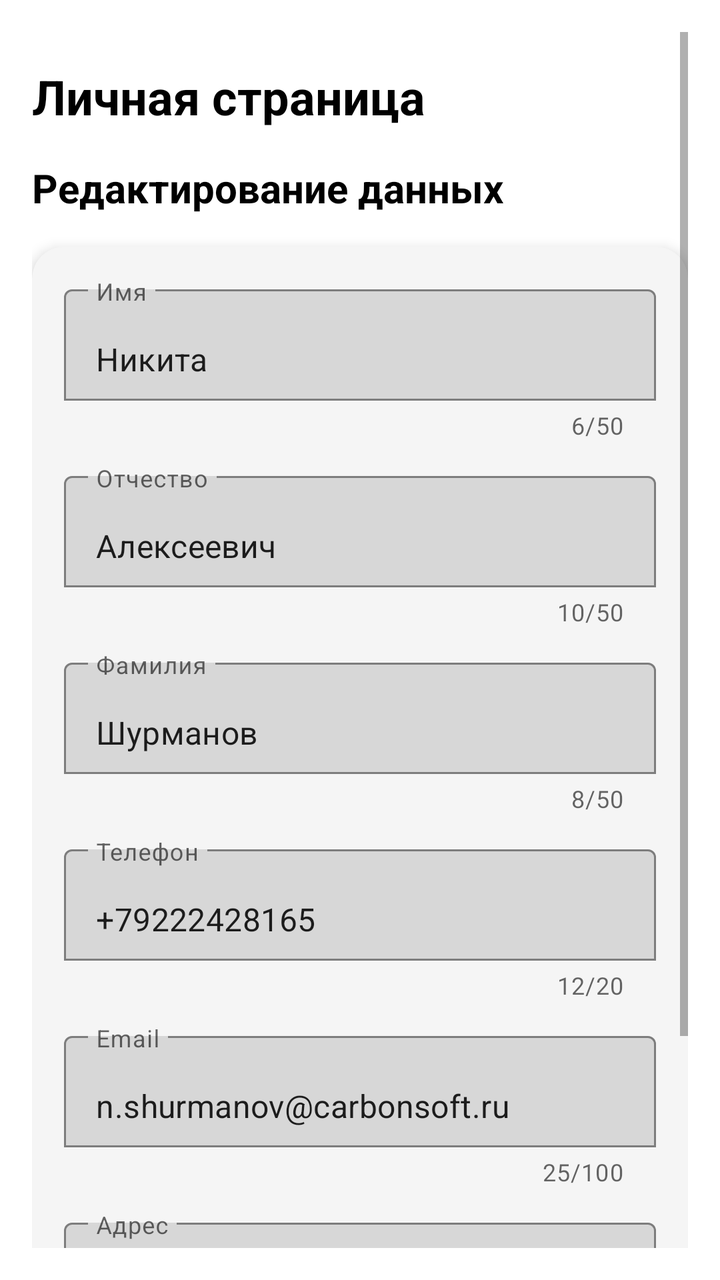
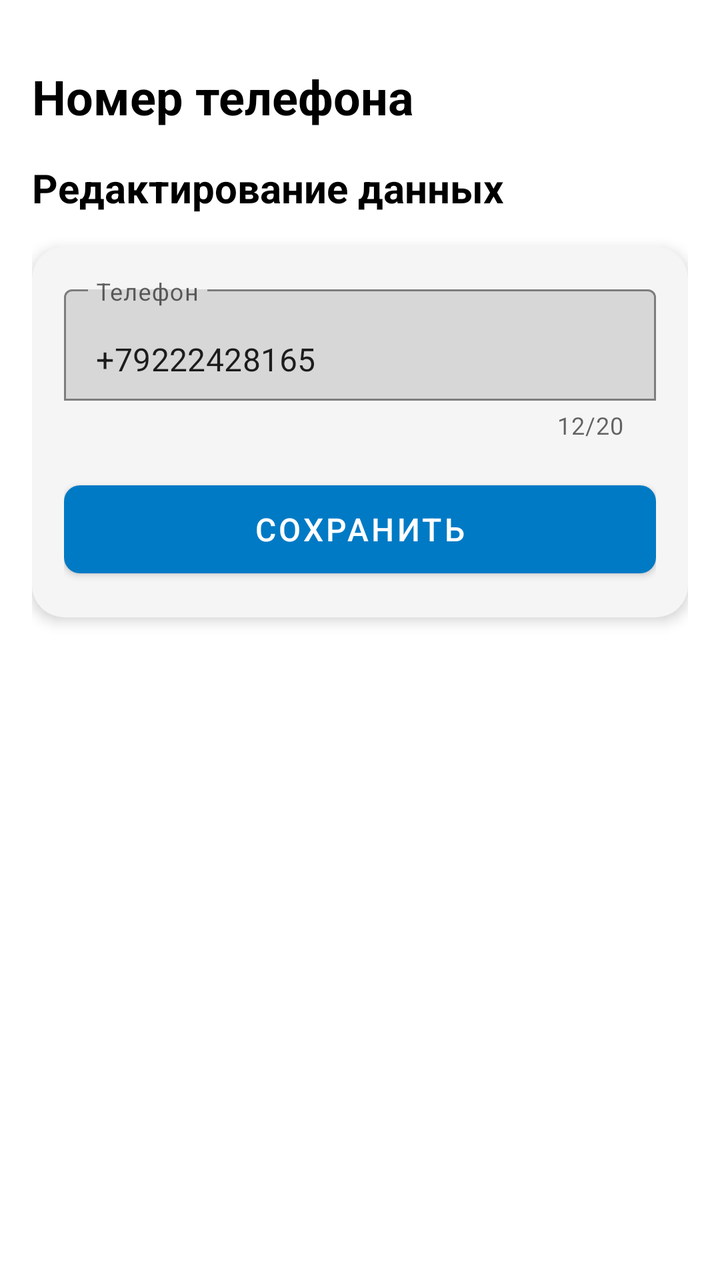

Two renders of the same Android screen: before a commit and after it. Below are the layout's source before the change and the commit's diff.
<!-- AndroidManifest.xml: application theme Theme.CarbonLK -->
<!-- res/layout/activity_account_edit.xml -->
<?xml version="1.0" encoding="utf-8"?>
<ScrollView xmlns:android="http://schemas.android.com/apk/res/android"
    xmlns:app="http://schemas.android.com/apk/res-auto"
    android:layout_width="match_parent"
    android:layout_height="match_parent"
    android:fillViewport="true"
    android:background="@color/white"
    android:padding="16dp">

    <androidx.constraintlayout.widget.ConstraintLayout
        android:layout_width="match_parent"
        android:layout_height="wrap_content">

        
        <TextView
            android:id="@+id/accountTitle"
            android:layout_width="wrap_content"
            android:layout_height="wrap_content"
            android:text="Личная страница"
            android:textSize="24sp"
            android:textStyle="bold"
            android:textColor="@color/black"
            app:layout_constraintTop_toTopOf="parent"
            app:layout_constraintStart_toStartOf="parent"
            android:layout_marginTop="16dp" />

        
        <TextView
            android:id="@+id/editTitle"
            android:layout_width="wrap_content"
            android:layout_height="wrap_content"
            android:text="Редактирование данных"
            android:textSize="20sp"
            android:textStyle="bold"
            android:textColor="@color/black"
            android:layout_marginTop="16dp"
            app:layout_constraintTop_toBottomOf="@id/accountTitle"
            app:layout_constraintStart_toStartOf="parent" />

        
        <androidx.cardview.widget.CardView
            android:id="@+id/editFormCard"
            android:layout_width="0dp"
            android:layout_height="wrap_content"
            app:cardCornerRadius="16dp"
            app:cardElevation="4dp"
            app:cardBackgroundColor="@color/light_gray"
            app:contentPadding="16dp"
            app:layout_constraintTop_toBottomOf="@id/editTitle"
            app:layout_constraintStart_toStartOf="parent"
            app:layout_constraintEnd_toEndOf="parent"
            android:layout_marginTop="16dp">

            <LinearLayout
                android:layout_width="match_parent"
                android:layout_height="wrap_content"
                android:orientation="vertical">

                
                <com.google.android.material.textfield.TextInputLayout
                    android:id="@+id/firstNameLayout"
                    android:layout_width="match_parent"
                    android:layout_height="wrap_content"
                    android:hint="Имя"
                    app:boxBackgroundMode="outline"
                    app:counterEnabled="true"
                    app:counterMaxLength="50"
                    android:layout_marginBottom="12dp">

                    <com.google.android.material.textfield.TextInputEditText
                        android:id="@+id/firstNameInput"
                        android:layout_width="match_parent"
                        android:layout_height="wrap_content"
                        android:inputType="textPersonName"
                        android:maxLength="50"
                        android:text="Никита" />

                </com.google.android.material.textfield.TextInputLayout>

                
                <com.google.android.material.textfield.TextInputLayout
                    android:id="@+id/patronymicLayout"
                    android:layout_width="match_parent"
                    android:layout_height="wrap_content"
                    android:hint="Отчество"
                    app:boxBackgroundMode="outline"
                    app:counterEnabled="true"
                    app:counterMaxLength="50"
                    android:layout_marginBottom="12dp">

                    <com.google.android.material.textfield.TextInputEditText
                        android:id="@+id/patronymicInput"
                        android:layout_width="match_parent"
                        android:layout_height="wrap_content"
                        android:inputType="textPersonName"
                        android:maxLength="50"
                        android:text="Алексеевич" />

                </com.google.android.material.textfield.TextInputLayout>

                
                <com.google.android.material.textfield.TextInputLayout
                    android:id="@+id/lastNameLayout"
                    android:layout_width="match_parent"
                    android:layout_height="wrap_content"
                    android:hint="Фамилия"
                    app:boxBackgroundMode="outline"
                    app:counterEnabled="true"
                    app:counterMaxLength="50"
                    android:layout_marginBottom="12dp">

                    <com.google.android.material.textfield.TextInputEditText
                        android:id="@+id/lastNameInput"
                        android:layout_width="match_parent"
                        android:layout_height="wrap_content"
                        android:inputType="textPersonName"
                        android:maxLength="50"
                        android:text="Шурманов" />

                </com.google.android.material.textfield.TextInputLayout>

                
                <com.google.android.material.textfield.TextInputLayout
                    android:id="@+id/phoneLayout"
                    android:layout_width="match_parent"
                    android:layout_height="wrap_content"
                    android:hint="Телефон"
                    app:boxBackgroundMode="outline"
                    app:counterEnabled="true"
                    app:counterMaxLength="20"
                    android:layout_marginBottom="12dp">

                    <com.google.android.material.textfield.TextInputEditText
                        android:id="@+id/phoneInput"
                        android:layout_width="match_parent"
                        android:layout_height="wrap_content"
                        android:inputType="phone"
                        android:maxLength="20"
                        android:text="+79222428165" />

                </com.google.android.material.textfield.TextInputLayout>

                
                <com.google.android.material.textfield.TextInputLayout
                    android:id="@+id/emailLayout"
                    android:layout_width="match_parent"
                    android:layout_height="wrap_content"
                    android:hint="Email"
                    app:boxBackgroundMode="outline"
                    app:counterEnabled="true"
                    app:counterMaxLength="100"
                    android:layout_marginBottom="12dp">

                    <com.google.android.material.textfield.TextInputEditText
                        android:id="@+id/emailInput"
                        android:layout_width="match_parent"
                        android:layout_height="wrap_content"
                        android:inputType="textEmailAddress"
                        android:maxLength="100"
                        android:text="n.shurmanov@carbonsoft.ru" />

                </com.google.android.material.textfield.TextInputLayout>

                
                <com.google.android.material.textfield.TextInputLayout
                    android:id="@+id/addressLayout"
                    android:layout_width="match_parent"
                    android:layout_height="wrap_content"
                    android:hint="Адрес"
                    app:boxBackgroundMode="outline"
                    app:counterEnabled="true"
                    app:counterMaxLength="200"
                    android:layout_marginBottom="16dp">

                    <com.google.android.material.textfield.TextInputEditText
                        android:id="@+id/addressInput"
                        android:layout_width="match_parent"
                        android:layout_height="wrap_content"
                        android:inputType="textPostalAddress"
                        android:maxLength="200"
                        android:text="Екатеринбург, Ленина, 1" />

                </com.google.android.material.textfield.TextInputLayout>

                
                <com.google.android.material.button.MaterialButton
                    android:id="@+id/saveButton"
                    android:layout_width="match_parent"
                    android:layout_height="56dp"
                    android:text="Сохранить"
                    android:textSize="16sp"
                    app:cornerRadius="8dp"
                    app:backgroundTint="@color/purple_500"
                    android:textColor="@color/white" />

            </LinearLayout>

        </androidx.cardview.widget.CardView>

    </androidx.constraintlayout.widget.ConstraintLayout>

</ScrollView>
<!-- resources referenced by this layout -->
<resources>
  <color name="black">#000000</color>
  <color name="light_gray">#F5F5F5</color>
  <color name="purple_500">#007Ac5</color>
  <color name="white">#FFFFFF</color>
  <style name="Theme.CarbonLK" parent="Base.Theme.CarbonLK">
          
          <item name="android:textColor">@color/black</item>
          
          <item name="colorPrimary">@color/purple_500</item>
      </style>
  <style name="Base.Theme.CarbonLK" parent="Theme.MaterialComponents.Light.NoActionBar">
          <item name="colorPrimary">#007Ac5</item>
          <item name="colorPrimaryVariant">#0062a0</item>
          <item name="colorOnPrimary">#FFFFFF</item>
          <item name="colorSecondary">#007Ac5</item>
          <item name="colorSecondaryVariant">#0062a0</item>
          <item name="colorOnSecondary">#FFFFFF</item>
          <item name="android:windowBackground">@color/white</item>
      </style>
</resources>

<!-- the commit's change to res/layout/activity_account_edit.xml (unified diff, before → after) -->
@@ -16,7 +16,7 @@
             android:id="@+id/accountTitle"
             android:layout_width="wrap_content"
             android:layout_height="wrap_content"
-            android:text="Личная страница"
+            android:text="Номер телефона"
             android:textSize="24sp"
             android:textStyle="bold"
             android:textColor="@color/black"
@@ -58,69 +58,6 @@
 
                 
                 <com.google.android.material.textfield.TextInputLayout
-                    android:id="@+id/firstNameLayout"
-                    android:layout_width="match_parent"
-                    android:layout_height="wrap_content"
-                    android:hint="Имя"
-                    app:boxBackgroundMode="outline"
-                    app:counterEnabled="true"
-                    app:counterMaxLength="50"
-                    android:layout_marginBottom="12dp">
-
-                    <com.google.android.material.textfield.TextInputEditText
-                        android:id="@+id/firstNameInput"
-                        android:layout_width="match_parent"
-                        android:layout_height="wrap_content"
-                        android:inputType="textPersonName"
-                        android:maxLength="50"
-                        android:text="Никита" />
-
-                </com.google.android.material.textfield.TextInputLayout>
-
-                
-                <com.google.android.material.textfield.TextInputLayout
-                    android:id="@+id/patronymicLayout"
-                    android:layout_width="match_parent"
-                    android:layout_height="wrap_content"
-                    android:hint="Отчество"
-                    app:boxBackgroundMode="outline"
-                    app:counterEnabled="true"
-                    app:counterMaxLength="50"
-                    android:layout_marginBottom="12dp">
-
-                    <com.google.android.material.textfield.TextInputEditText
-                        android:id="@+id/patronymicInput"
-                        android:layout_width="match_parent"
-                        android:layout_height="wrap_content"
-                        android:inputType="textPersonName"
-                        android:maxLength="50"
-                        android:text="Алексеевич" />
-
-                </com.google.android.material.textfield.TextInputLayout>
-
-                
-                <com.google.android.material.textfield.TextInputLayout
-                    android:id="@+id/lastNameLayout"
-                    android:layout_width="match_parent"
-                    android:layout_height="wrap_content"
-                    android:hint="Фамилия"
-                    app:boxBackgroundMode="outline"
-                    app:counterEnabled="true"
-                    app:counterMaxLength="50"
-                    android:layout_marginBottom="12dp">
-
-                    <com.google.android.material.textfield.TextInputEditText
-                        android:id="@+id/lastNameInput"
-                        android:layout_width="match_parent"
-                        android:layout_height="wrap_content"
-                        android:inputType="textPersonName"
-                        android:maxLength="50"
-                        android:text="Шурманов" />
-
-                </com.google.android.material.textfield.TextInputLayout>
-
-                
-                <com.google.android.material.textfield.TextInputLayout
                     android:id="@+id/phoneLayout"
                     android:layout_width="match_parent"
                     android:layout_height="wrap_content"
@@ -128,7 +65,7 @@
                     app:boxBackgroundMode="outline"
                     app:counterEnabled="true"
                     app:counterMaxLength="20"
-                    android:layout_marginBottom="12dp">
+                    android:layout_marginBottom="16dp">
 
                     <com.google.android.material.textfield.TextInputEditText
                         android:id="@+id/phoneInput"
@@ -137,48 +74,6 @@
                         android:inputType="phone"
                         android:maxLength="20"
                         android:text="+79222428165" />
-
-                </com.google.android.material.textfield.TextInputLayout>
-
-                
-                <com.google.android.material.textfield.TextInputLayout
-                    android:id="@+id/emailLayout"
-                    android:layout_width="match_parent"
-                    android:layout_height="wrap_content"
-                    android:hint="Email"
-                    app:boxBackgroundMode="outline"
-                    app:counterEnabled="true"
-                    app:counterMaxLength="100"
-                    android:layout_marginBottom="12dp">
-
-                    <com.google.android.material.textfield.TextInputEditText
-                        android:id="@+id/emailInput"
-                        android:layout_width="match_parent"
-                        android:layout_height="wrap_content"
-                        android:inputType="textEmailAddress"
-                        android:maxLength="100"
-                        android:text="n.shurmanov@carbonsoft.ru" />
-
-                </com.google.android.material.textfield.TextInputLayout>
-
-                
-                <com.google.android.material.textfield.TextInputLayout
-                    android:id="@+id/addressLayout"
-                    android:layout_width="match_parent"
-                    android:layout_height="wrap_content"
-                    android:hint="Адрес"
-                    app:boxBackgroundMode="outline"
-                    app:counterEnabled="true"
-                    app:counterMaxLength="200"
-                    android:layout_marginBottom="16dp">
-
-                    <com.google.android.material.textfield.TextInputEditText
-                        android:id="@+id/addressInput"
-                        android:layout_width="match_parent"
-                        android:layout_height="wrap_content"
-                        android:inputType="textPostalAddress"
-                        android:maxLength="200"
-                        android:text="Екатеринбург, Ленина, 1" />
 
                 </com.google.android.material.textfield.TextInputLayout>
 
